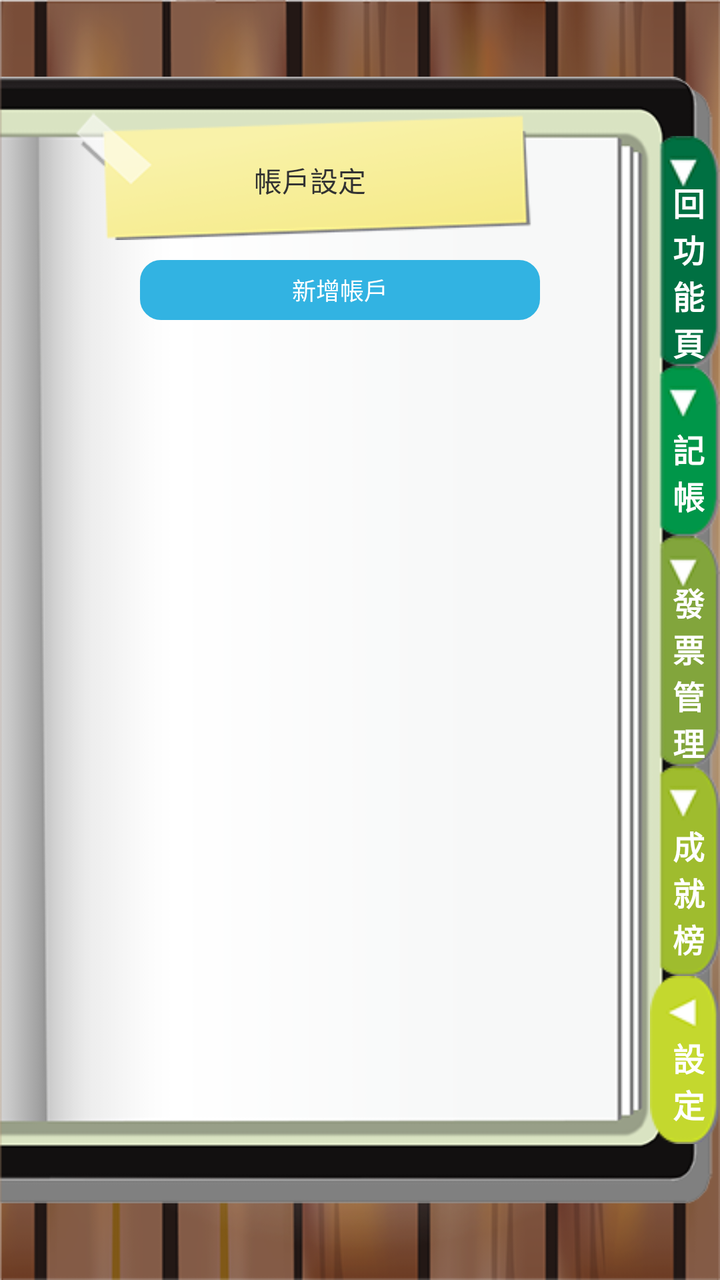
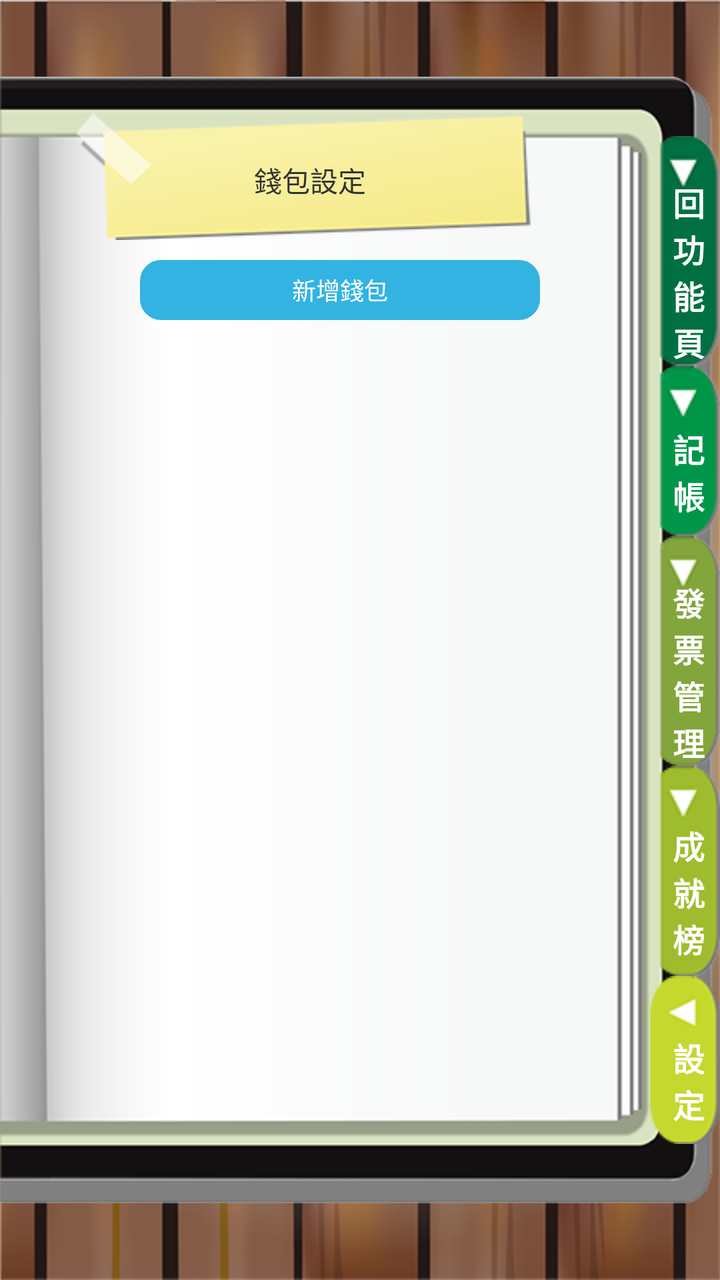

Screens rendered from an Android XML layout before and after an edit, with the pre-edit source and the edit as a unified diff.
<!-- AndroidManifest.xml: application theme AppTheme -->
<!-- res/layout/activity_setaccount.xml -->
<RelativeLayout xmlns:android="http://schemas.android.com/apk/res/android"
    xmlns:tools="http://schemas.android.com/tools"
    android:layout_width="match_parent"
    android:layout_height="match_parent"
    android:background="@drawable/bg_wood"
    tools:context=".MainActivity" >

    <ImageView
        android:id="@+id/imageView1"
        android:layout_width="match_parent"
        android:layout_height="match_parent"
        android:layout_alignParentLeft="true"
        android:src="@drawable/bg_book" />

    <LinearLayout
        android:layout_width="match_parent"
        android:layout_height="wrap_content"
        android:layout_centerInParent="true"
        android:gravity="right"
        android:orientation="vertical" >

        <RelativeLayout
            android:layout_width="wrap_content"
            android:layout_height="wrap_content" >

            <ImageButton
                android:id="@+id/imageButton1"
                android:layout_width="wrap_content"
                android:layout_height="wrap_content"
                android:background="@color/transparent"
                android:src="@drawable/btn_backfunc" />

            <TextView
                android:id="@+id/textView1"
                android:layout_width="wrap_content"
                android:layout_height="wrap_content"
                android:layout_centerInParent="true"
                android:text="\n 回\n 功\n 能\n 頁"
                android:textColor="#ffffff"
                android:textSize="16sp"
                android:textStyle="bold"
                android:visibility="visible" />

        </RelativeLayout>

        <RelativeLayout
            android:layout_width="wrap_content"
            android:layout_height="wrap_content" >

            <ImageButton
                android:id="@+id/imageButton2"
                android:layout_width="wrap_content"
                android:layout_height="wrap_content"
                android:background="@color/transparent"
                android:src="@drawable/btn_account" />

            <TextView
                android:id="@+id/textView2"
                android:layout_width="wrap_content"
                android:layout_height="wrap_content"
                android:layout_centerInParent="true"
                android:text="\n 記\n 帳"
                android:textColor="#ffffff"
                android:textSize="16sp"
                android:textStyle="bold"
                android:visibility="visible" />

        </RelativeLayout>

        <RelativeLayout
            android:layout_width="wrap_content"
            android:layout_height="wrap_content" >

            <ImageButton
                android:id="@+id/imageButton3"
                android:layout_width="wrap_content"
                android:layout_height="wrap_content"
                android:background="@color/transparent"
                android:src="@drawable/btn_manager" />

            <TextView
                android:id="@+id/textView3"
                android:layout_width="wrap_content"
                android:layout_height="wrap_content"
                android:layout_centerInParent="true"
                android:text="\n 發\n 票\n 管\n 理"
                android:textColor="#ffffff"
                android:textSize="16sp"
                android:textStyle="bold"
                android:visibility="visible" />

        </RelativeLayout>

        <RelativeLayout
            android:layout_width="wrap_content"
            android:layout_height="wrap_content" >

            <ImageButton
                android:id="@+id/imageButton4"
                android:layout_width="wrap_content"
                android:layout_height="wrap_content"
                android:background="@color/transparent"
                android:src="@drawable/btn_social" />

            <TextView
                android:id="@+id/textView4"
                android:layout_width="wrap_content"
                android:layout_height="wrap_content"
                android:layout_centerInParent="true"
                android:text="\n 成\n 就\n 榜"
                android:textColor="#ffffff"
                android:textSize="16sp"
                android:textStyle="bold"
                android:visibility="visible" />

        </RelativeLayout>

        <RelativeLayout
            android:layout_width="wrap_content"
            android:layout_height="wrap_content" >

            <ImageButton
                android:id="@+id/imageButton5"
                android:layout_width="wrap_content"
                android:layout_height="wrap_content"
                android:background="@color/transparent"
                android:src="@drawable/main_setting" />

            <TextView
                android:id="@+id/textView5"
                android:layout_width="wrap_content"
                android:layout_height="wrap_content"
                android:layout_centerInParent="true"
                android:text="\n 設\n 定"
                android:textColor="#ffffff"
                android:textSize="16sp"
                android:textStyle="bold"
                android:visibility="visible" />

        </RelativeLayout>

    </LinearLayout>

    <LinearLayout
        android:layout_width="wrap_content"
        android:layout_height="wrap_content"
        android:layout_marginLeft="20dp"
        android:layout_marginRight="40dp"
        android:orientation="vertical" >

        <LinearLayout
            android:layout_width="match_parent"
            android:layout_height="wrap_content"
            android:orientation="vertical"
            android:paddingTop="50dp" >

            <RelativeLayout
                android:layout_width="match_parent"
                android:layout_height="wrap_content" >

                <ImageView
                    android:id="@+id/imageView2"
                    android:layout_width="match_parent"
                    android:layout_height="70dp"
                    android:layout_centerInParent="false"
                    android:src="@drawable/btn_01" />

                <TextView
                    android:id="@+id/textView6"
                    android:layout_width="wrap_content"
                    android:layout_height="wrap_content"
                    android:layout_centerInParent="true"
                    android:paddingRight="30dp"
                    android:paddingTop="10dp"
                    android:text="帳戶設定" />

            </RelativeLayout>

            <LinearLayout
                android:layout_width="match_parent"
                android:layout_height="wrap_content"
                android:layout_margin="5dp"
                android:gravity="center" >

                <Button
                    android:id="@+id/button1"
                    android:layout_width="200dp"
                    android:layout_height="30dp"
                    android:layout_margin="5dp"
                    android:background="@drawable/button_style"
                    android:text="新增帳戶"
                    android:textColor="#ffffff"
                    android:textSize="12sp" />

            </LinearLayout>

            <ScrollView
                android:id="@+id/scrollView1"
                android:layout_width="match_parent"
                android:layout_height="wrap_content"
                android:layout_marginBottom="80dp"
                android:layout_marginLeft="40dp"
                android:layout_marginRight="40dp" >

                <TableLayout
                    android:id="@+id/TableLayout"
                    android:layout_width="match_parent"
                    android:layout_height="match_parent"
                    android:gravity="center_horizontal" >

                    <TableRow
                        android:id="@+id/tableRow1"
                        android:layout_width="wrap_content"
                        android:layout_height="wrap_content" >
                    </TableRow>

                    <TableRow
                        android:id="@+id/tableRow2"
                        android:layout_width="wrap_content"
                        android:layout_height="wrap_content" >
                    </TableRow>

                    <TableRow
                        android:id="@+id/tableRow3"
                        android:layout_width="wrap_content"
                        android:layout_height="wrap_content" >
                    </TableRow>

                    <TableRow
                        android:id="@+id/tableRow4"
                        android:layout_width="wrap_content"
                        android:layout_height="wrap_content" >
                    </TableRow>
                </TableLayout>
            </ScrollView>

        </LinearLayout>

    </LinearLayout>

    <Button
        android:id="@+id/button2"
        android:layout_width="match_parent"
        android:layout_height="match_parent"
        android:background="@color/transparent"
        android:visibility="gone" />

    <LinearLayout
        android:id="@+id/LinearLayout1"
        android:layout_width="match_parent"
        android:layout_height="wrap_content"
        android:layout_centerInParent="true"
        android:layout_marginLeft="30dp"
        android:layout_marginRight="30dp"
        android:background="@drawable/pop_style"
        android:orientation="vertical"
        android:visibility="gone" >

        <LinearLayout
            android:layout_width="match_parent"
            android:layout_height="wrap_content"
            android:orientation="vertical"
            android:padding="10dp" >

            <LinearLayout
                android:layout_width="match_parent"
                android:layout_height="wrap_content" >

                <TextView
                    android:id="@+id/textView12"
                    android:layout_width="wrap_content"
                    android:layout_height="wrap_content"
                    android:text="帳戶名稱" />

                <EditText
                    android:id="@+id/editText1"
                    android:layout_width="wrap_content"
                    android:layout_height="wrap_content"
                    android:layout_weight="1"
                    android:ems="10" />

            </LinearLayout>

            <LinearLayout
                android:layout_width="match_parent"
                android:layout_height="wrap_content" >

                <TextView
                    android:id="@+id/textView13"
                    android:layout_width="wrap_content"
                    android:layout_height="wrap_content"
                    android:text="設定金額" />

                <EditText
                    android:id="@+id/editText2"
                    android:layout_width="wrap_content"
                    android:layout_height="wrap_content"
                    android:layout_weight="1"
                    android:ems="10"
                    android:inputType="number" >

                    <requestFocus />
                </EditText>

            </LinearLayout>

        </LinearLayout>

        <LinearLayout
            android:layout_width="match_parent"
            android:layout_height="wrap_content"
            android:background="@drawable/pop_style_blue"
            android:gravity="center_horizontal"
            android:paddingBottom="5dp"
            android:paddingTop="5dp" >

            <Button
                android:id="@+id/button8"
                style="?android:attr/buttonStyleSmall"
                android:layout_width="80dp"
                android:layout_height="30dp"
                android:background="@color/transparent"
                android:text="新增"
                android:textColor="#ffffff"
                android:textSize="12sp" />

            <Button
                android:id="@+id/button3"
                style="?android:attr/buttonStyleSmall"
                android:layout_width="80dp"
                android:layout_height="30dp"
                android:background="@color/transparent"
                android:text="刪除"
                android:textColor="#ffffff"
                android:textSize="12sp"
                android:visibility="gone" />

            <Button
                android:id="@+id/button9"
                style="?android:attr/buttonStyleSmall"
                android:layout_width="80dp"
                android:layout_height="30dp"
                android:background="@color/transparent"
                android:text="取消"
                android:textColor="#ffffff"
                android:textSize="12sp" />

        </LinearLayout>

    </LinearLayout>

</RelativeLayout>
<!-- resources referenced by this layout -->
<resources>
  <color name="transparent">#00000000</color>
  <!-- drawable bg_book: png bitmap (drawable-mdpi, 14514 bytes) -->
  <!-- drawable bg_wood: png bitmap (drawable-mdpi, 216225 bytes) -->
  <!-- drawable btn_01: png bitmap (drawable-mdpi, 8864 bytes) -->
  <!-- drawable btn_account: png bitmap (drawable-mdpi, 4502 bytes) -->
  <!-- drawable btn_backfunc: png bitmap (drawable-mdpi, 4541 bytes) -->
  <!-- drawable btn_manager: png bitmap (drawable-mdpi, 4521 bytes) -->
  <!-- drawable btn_social: png bitmap (drawable-mdpi, 4547 bytes) -->
  <!-- drawable button_style (drawable) -->
  <?xml version="1.0" encoding="utf-8"?>
  <selector xmlns:android="http://schemas.android.com/apk/res/android">
      <item android:state_pressed="false">
          <shape>
              <solid 
                  android:color="#32B3E2" />
              <stroke
                  android:width="1dp"
                  android:color="#32B3E2" />
              <corners
                  android:radius="10dp" />
          </shape>
      </item>
  
      <item android:state_pressed="true">
          <shape>
              <solid 
                  android:color="#2E93BA" />
              <stroke
                  android:width="1dp"
                  android:color="#2E93BA" />
              <corners 
                  android:radius="10dp" />
          </shape>
      </item>
  </selector>
  <!-- drawable main_setting: png bitmap (drawable-mdpi, 4263 bytes) -->
  <!-- drawable pop_style (drawable) -->
  <?xml version="1.0" encoding="utf-8"?>
  <selector xmlns:android="http://schemas.android.com/apk/res/android">
      <item>
          <shape>
              <solid 
                  android:color="#FFFEF7" />
              <stroke
                  android:width="10dp"
                  android:color="#FFFEF7" />
              <corners
                  android:radius="10dp" />
          </shape>
      </item>
  </selector>
  <!-- drawable pop_style_blue (drawable) -->
  <?xml version="1.0" encoding="utf-8"?>
  <selector xmlns:android="http://schemas.android.com/apk/res/android">
      <item>
          <shape>
              <solid 
                  android:color="#32B3E2" />
              <stroke
                  android:width="10dp"
                  android:color="#32B3E2" />
              <corners
                  android:bottomLeftRadius="10dp"
                  android:bottomRightRadius="10dp"
                  android:topLeftRadius="0dp"
                  android:topRightRadius="0dp" />
          </shape>
      </item>
  </selector>
  <style name="AppTheme" parent="AppBaseTheme">
          
      </style>
  <style name="AppBaseTheme" parent="android:Theme.Light">
  	    <item name="android:windowNoTitle">true</item>
          
      </style>
</resources>

<!-- the commit's change to res/layout/activity_setaccount.xml (unified diff, before → after) -->
@@ -172,7 +172,7 @@
                     android:layout_centerInParent="true"
                     android:paddingRight="30dp"
                     android:paddingTop="10dp"
-                    android:text="帳戶設定" />
+                    android:text="錢包設定" />
 
             </RelativeLayout>
 
@@ -188,7 +188,7 @@
                     android:layout_height="30dp"
                     android:layout_margin="5dp"
                     android:background="@drawable/button_style"
-                    android:text="新增帳戶"
+                    android:text="新增錢包"
                     android:textColor="#ffffff"
                     android:textSize="12sp" />
 
